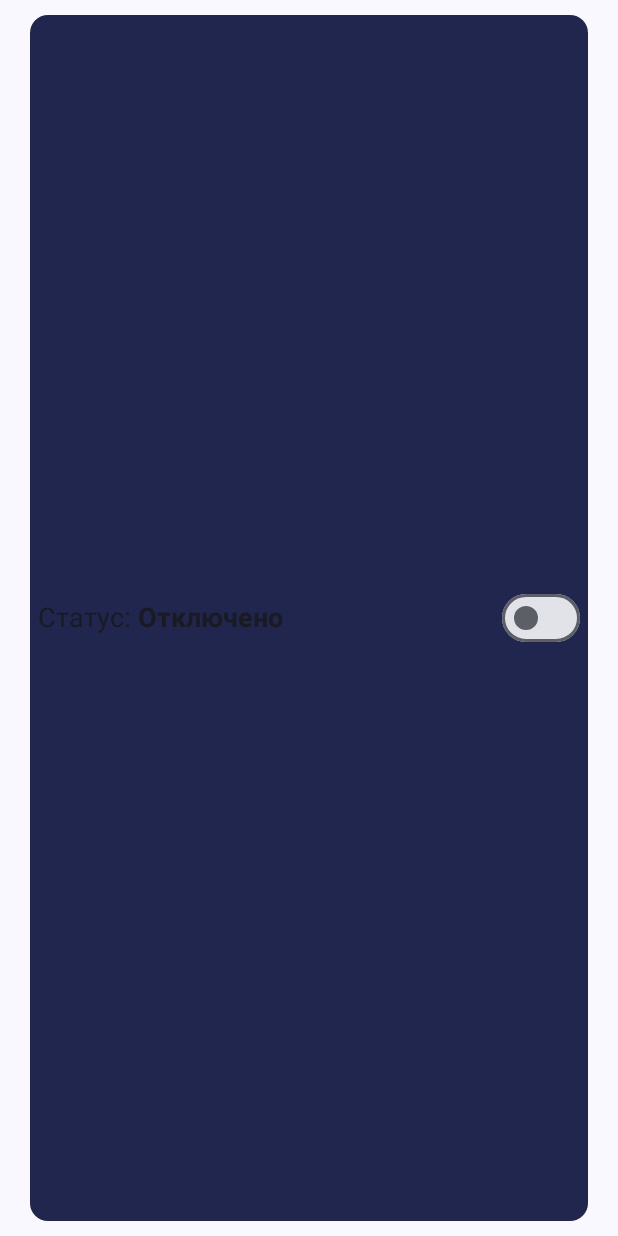
After one commit to holodnayazvezda/PickMeCommentator, an Android app built with Jetpack Compose: the composable ServerConnectionElement shown on its own in the app's theme, on a phone screen of 412 x 824 dp. The commit adds this screen. Run offline under Robolectric (Android 15) with nearby library versions, the phone set to English and light mode, and no system bars; libraries missing offline, so code that uses them is left out: io.socket.client.

Commit message:
added messages streaming from server

```diff
--- a/app/src/main/AndroidManifest.xml
+++ b/app/src/main/AndroidManifest.xml
@@ -2,8 +2,13 @@
 <manifest xmlns:android="http://schemas.android.com/apk/res/android"
     xmlns:tools="http://schemas.android.com/tools">
 
+    <uses-permission android:name="android.permission.INTERNET" />
+    <uses-permission android:name="android.permission.ACCESS_NETWORK_STATE" />
+
     <application
+        android:name=".Application"
         android:allowBackup="true"
+        android:usesCleartextTraffic="true"
         android:dataExtractionRules="@xml/data_extraction_rules"
         android:fullBackupContent="@xml/backup_rules"
         android:icon="@mipmap/ic_launcher"
--- a/app/src/main/java/com/example/pickmecommentator/common/Constants.kt
+++ b/app/src/main/java/com/example/pickmecommentator/common/Constants.kt
@@ -19,4 +19,6 @@ object Constants {
             title = "Истрия"
         )
     )
+
+    val socketServerUrl = "http://10.82.244.235:1488"
 }
--- /dev/null
+++ b/app/src/main/java/com/example/pickmecommentator/common/di/AppModule.kt
@@ -0,0 +1,13 @@
+package com.example.pickmecommentator.common.di
+
+import com.example.pickmecommentator.data.network.repository.SocketRepositoryImpl
+import com.example.pickmecommentator.domain.repositories.SocketRepository
+import com.example.pickmecommentator.presentation.screens.main.bottomnav.current_session.CurrentSessionScreenViewModel
+import org.koin.androidx.viewmodel.dsl.viewModel
+import org.koin.dsl.module
+
+val appModule = module {
+    single<SocketRepository> { SocketRepositoryImpl() }
+
+    viewModel { CurrentSessionScreenViewModel(socketRepository = get()) }
+}
--- a/app/src/main/java/com/example/pickmecommentator/domain/models/BottomNavItemModel.kt
+++ b/app/src/main/java/com/example/pickmecommentator/domain/models/BottomNavItemModel.kt
@@ -1,10 +1,9 @@
 package com.example.pickmecommentator.domain.models
 
-import androidx.annotation.DrawableRes
 import androidx.compose.ui.graphics.vector.ImageVector
 
 data class BottomNavItemModel(
     val route: String,
-    @param:DrawableRes val icon: ImageVector,
+    val icon: ImageVector,
     val title: String
 )
--- /dev/null
+++ b/app/src/main/java/com/example/pickmecommentator/domain/models/ConnectionState.kt
@@ -0,0 +1,6 @@
+package com.example.pickmecommentator.domain.models
+
+data class ConnectionState(
+    val isConnected: Boolean = false,
+    val errorMessage: String? = null
+)
--- /dev/null
+++ b/app/src/main/java/com/example/pickmecommentator/domain/repositories/SocketRepository.kt
@@ -0,0 +1,15 @@
+package com.example.pickmecommentator.domain.repositories
+
+import com.example.pickmecommentator.domain.models.Comment
+import com.example.pickmecommentator.domain.models.ConnectionState
+import kotlinx.coroutines.flow.Flow
+import kotlinx.coroutines.flow.StateFlow
+
+interface SocketRepository {
+    val connectionState: StateFlow<ConnectionState>
+
+    val incomingComments: Flow<Comment>
+
+    suspend fun connect()
+    suspend fun disconnect()
+}
--- /dev/null
+++ b/app/src/main/java/com/example/pickmecommentator/presentation/components/ServerConnectionElement.kt
@@ -0,0 +1,88 @@
+package com.example.pickmecommentator.presentation.components
+
+import androidx.compose.foundation.background
+import androidx.compose.foundation.layout.Arrangement
+import androidx.compose.foundation.layout.Row
+import androidx.compose.foundation.layout.fillMaxSize
+import androidx.compose.foundation.layout.padding
+import androidx.compose.foundation.layout.size
+import androidx.compose.foundation.shape.RoundedCornerShape
+import androidx.compose.material.icons.Icons
+import androidx.compose.material.icons.filled.Check
+import androidx.compose.material3.Icon
+import androidx.compose.material3.Switch
+import androidx.compose.material3.SwitchDefaults
+import androidx.compose.material3.Text
+import androidx.compose.runtime.Composable
+import androidx.compose.runtime.collectAsState
+import androidx.compose.runtime.getValue
+import androidx.compose.ui.Alignment
+import androidx.compose.ui.Modifier
+import androidx.compose.ui.draw.clip
+import androidx.compose.ui.graphics.Color
+import androidx.compose.ui.text.SpanStyle
+import androidx.compose.ui.text.TextStyle
+import androidx.compose.ui.text.buildAnnotatedString
+import androidx.compose.ui.text.font.FontWeight
+import androidx.compose.ui.text.withStyle
+import androidx.compose.ui.unit.dp
+import androidx.compose.ui.unit.sp
+import com.example.pickmecommentator.presentation.screens.main.bottomnav.current_session.CurrentSessionScreenViewModel
+
+@Composable
+fun ServerConnectionElement(
+    viewModel: CurrentSessionScreenViewModel
+) {
+    val connectionState by viewModel.connectionState.collectAsState()
+
+    Row(
+        modifier = Modifier
+            .fillMaxSize()
+            .padding(horizontal = 20.dp, vertical = 10.dp)
+            .clip(RoundedCornerShape(12.dp))
+            .background(Color(0xFF20264D)),
+        horizontalArrangement = Arrangement.SpaceBetween,
+        verticalAlignment = Alignment.CenterVertically,
+    ) {
+        val statusText = buildAnnotatedString {
+            withStyle(SpanStyle(fontWeight = FontWeight.Normal)) {
+                append("Статус: ")
+            }
+            withStyle(SpanStyle(fontWeight = FontWeight.Bold)) {
+                append(
+                    if (connectionState.isConnected) {
+                        "Подключено"
+                    } else {
+                        "Отключено"
+                    }
+                )
+            }
+        }
+        Text(
+            modifier = Modifier.padding(start = 5.dp),
+            text = statusText,
+            style = TextStyle(
+                fontSize = 18.sp
+            )
+        )
+
+        Switch(
+            modifier = Modifier.padding(end = 5.dp),
+            checked = connectionState.isConnected,
+            onCheckedChange = {
+                viewModel.onSwitchChanged()
+            },
+            thumbContent = if (connectionState.isConnected) {
+                {
+                    Icon(
+                        imageVector = Icons.Filled.Check,
+                        contentDescription = null,
+                        modifier = Modifier.size(SwitchDefaults.IconSize),
+                    )
+                }
+            } else {
+                null
+            }
+        )
+    }
+}
--- a/app/src/main/java/com/example/pickmecommentator/presentation/screens/main/bottomnav/current_session/CurrentSessionScreenViewModel.kt
+++ b/app/src/main/java/com/example/pickmecommentator/presentation/screens/main/bottomnav/current_session/CurrentSessionScreenViewModel.kt
@@ -1,6 +1,43 @@
 package com.example.pickmecommentator.presentation.screens.main.bottomnav.current_session
 
 import androidx.lifecycle.ViewModel
+import androidx.lifecycle.viewModelScope
+import com.example.pickmecommentator.domain.models.Comment
+import com.example.pickmecommentator.domain.models.ConnectionState
+import com.example.pickmecommentator.domain.repositories.SocketRepository
+import kotlinx.coroutines.flow.MutableStateFlow
+import kotlinx.coroutines.flow.SharingStarted
+import kotlinx.coroutines.flow.StateFlow
+import kotlinx.coroutines.flow.asStateFlow
+import kotlinx.coroutines.flow.stateIn
+import kotlinx.coroutines.flow.update
+import kotlinx.coroutines.launch
 
-class CurrentSessionScreenViewModel : ViewModel() {
+class CurrentSessionScreenViewModel(
+    private val socketRepository: SocketRepository
+): ViewModel() {
+    val connectionState: StateFlow<ConnectionState> = socketRepository.connectionState
+    private val _comments = MutableStateFlow<List<Comment>>(emptyList())
+    val comments: StateFlow<List<Comment>> = _comments.asStateFlow()
+
+    fun onSwitchChanged() {
+        viewModelScope.launch {
+        if (!connectionState.value.isConnected) {
+                socketRepository.connect()
+                observeComments()
+            } else {
+                socketRepository.disconnect()
+            }
+        }
+    }
+
+    private fun observeComments() {
+        viewModelScope.launch {
+            socketRepository.incomingComments.collect { newComment ->
+                _comments.update { currentList ->
+                    currentList + newComment
+                }
+            }
+        }
+    }
 }
```
Also changed, not shown: app/build.gradle.kts (+8 -0 lines), app/src/main/java/com/example/pickmecommentator/Application.kt (added, +16 -0 lines), app/src/main/java/com/example/pickmecommentator/data/network/repository/SocketRepositoryImpl.kt (added, +102 -0 lines), app/src/main/java/com/example/pickmecommentator/domain/models/CommentModel.kt (added, +12 -0 lines), app/src/main/java/com/example/pickmecommentator/presentation/screens/main/bottomnav/current_session/CurrentSessionScreen.kt (+31 -3 lines), gradle/libs.versions.toml (+18 -0 lines).
